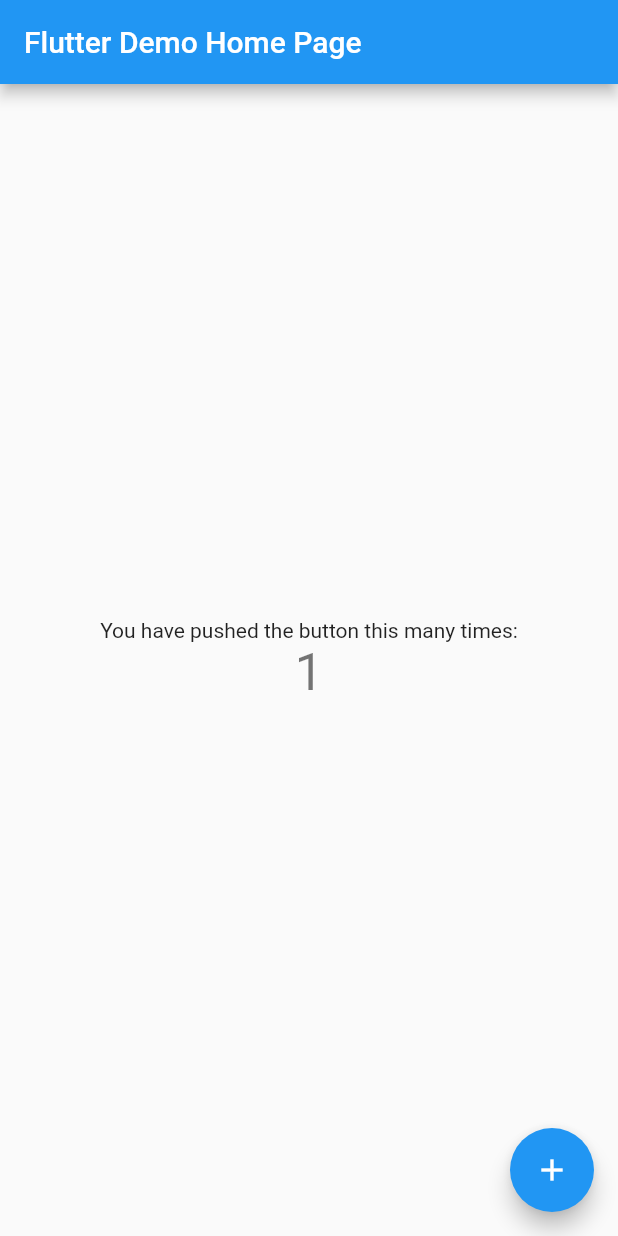
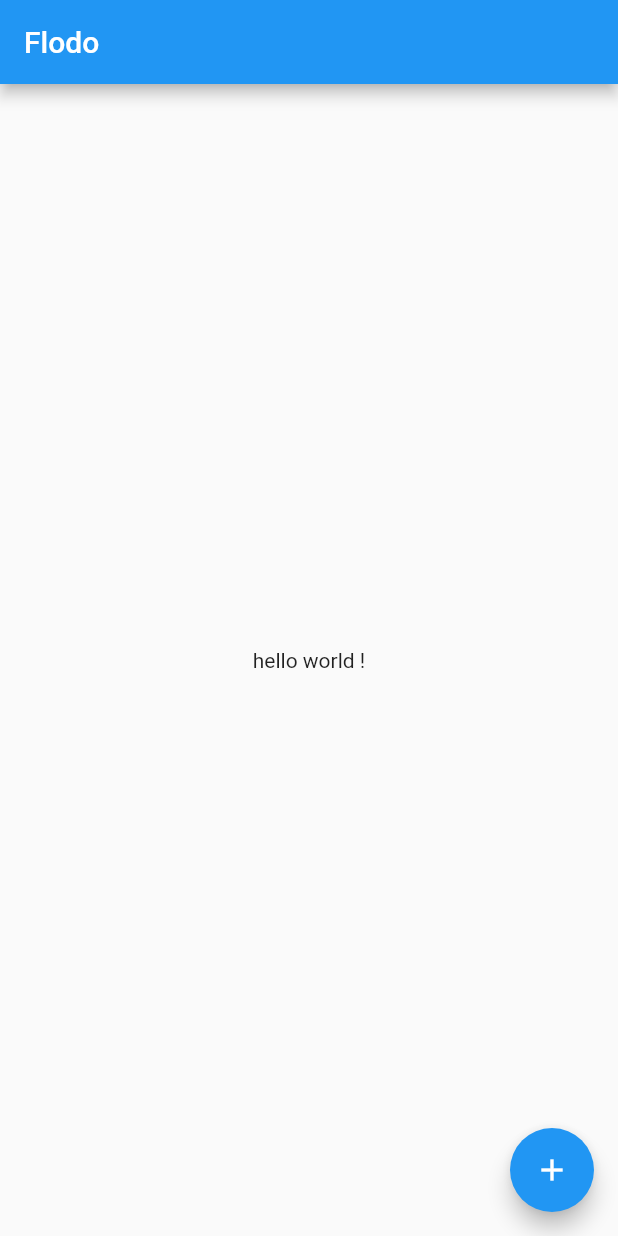
Before and after one commit to alfianandinugraha/flodo, a Flutter app: the screen it shows after launch, after a tap on the "add" icon, on a phone screen of 412 x 824 dp. Run offline on Flutter 3.47's test engine with Material 2 defaults, Android fonts, the phone set to English and light mode, and no system bars.

Commit message:
refactor(app): remove unused code and split code for pages

```diff
--- a/lib/main.dart
+++ b/lib/main.dart
@@ -1,115 +1,21 @@
+import 'package:flodo/pages/home.dart';
 import 'package:flutter/material.dart';
 
 void main() {
-  runApp(const MyApp());
+  runApp(const App());
 }
 
-class MyApp extends StatelessWidget {
-  const MyApp({Key? key}) : super(key: key);
+class App extends StatelessWidget {
+  const App({Key? key}) : super(key: key);
 
-  // This widget is the root of your application.
   @override
   Widget build(BuildContext context) {
     return MaterialApp(
       title: 'Flutter Demo',
       theme: ThemeData(
-        // This is the theme of your application.
-        //
-        // Try running your application with "flutter run". You'll see the
-        // application has a blue toolbar. Then, without quitting the app, try
-        // changing the primarySwatch below to Colors.green and then invoke
-        // "hot reload" (press "r" in the console where you ran "flutter run",
-        // or simply save your changes to "hot reload" in a Flutter IDE).
-        // Notice that the counter didn't reset back to zero; the application
-        // is not restarted.
         primarySwatch: Colors.blue,
       ),
-      home: const MyHomePage(title: 'Flutter Demo Home Page'),
+      home: const Home(),
     );
   }
 }
-
-class MyHomePage extends StatefulWidget {
-  const MyHomePage({Key? key, required this.title}) : super(key: key);
-
-  // This widget is the home page of your application. It is stateful, meaning
-  // that it has a State object (defined below) that contains fields that affect
-  // how it looks.
-
-  // This class is the configuration for the state. It holds the values (in this
-  // case the title) provided by the parent (in this case the App widget) and
-  // used by the build method of the State. Fields in a Widget subclass are
-  // always marked "final".
-
-  final String title;
-
-  @override
-  State<MyHomePage> createState() => _MyHomePageState();
-}
-
-class _MyHomePageState extends State<MyHomePage> {
-  int _counter = 0;
-
-  void _incrementCounter() {
-    setState(() {
-      // This call to setState tells the Flutter framework that something has
-      // changed in this State, which causes it to rerun the build method below
-      // so that the display can reflect the updated values. If we changed
-      // _counter without calling setState(), then the build method would not be
-      // called again, and so nothing would appear to happen.
-      _counter++;
-    });
-  }
-
-  @override
-  Widget build(BuildContext context) {
-    // This method is rerun every time setState is called, for instance as done
-    // by the _incrementCounter method above.
-    //
-    // The Flutter framework has been optimized to make rerunning build methods
-    // fast, so that you can just rebuild anything that needs updating rather
-    // than having to individually change instances of widgets.
-    return Scaffold(
-      appBar: AppBar(
-        // Here we take the value from the MyHomePage object that was created by
-        // the App.build method, and use it to set our appbar title.
-        title: Text(widget.title),
-      ),
-      body: Center(
-        // Center is a layout widget. It takes a single child and positions it
-        // in the middle of the parent.
-        child: Column(
-          // Column is also a layout widget. It takes a list of children and
-          // arranges them vertically. By default, it sizes itself to fit its
-          // children horizontally, and tries to be as tall as its parent.
-          //
-          // Invoke "debug painting" (press "p" in the console, choose the
-          // "Toggle Debug Paint" action from the Flutter Inspector in Android
-          // Studio, or the "Toggle Debug Paint" command in Visual Studio Code)
-          // to see the wireframe for each widget.
-          //
-          // Column has various properties to control how it sizes itself and
-          // how it positions its children. Here we use mainAxisAlignment to
-          // center the children vertically; the main axis here is the vertical
-          // axis because Columns are vertical (the cross axis would be
-          // horizontal).
-          mainAxisAlignment: MainAxisAlignment.center,
-          children: <Widget>[
-            const Text(
-              'You have pushed the button this many times:',
-            ),
-            Text(
-              '$_counter',
-              style: Theme.of(context).textTheme.headline4,
-            ),
-          ],
-        ),
-      ),
-      floatingActionButton: FloatingActionButton(
-        onPressed: _incrementCounter,
-        tooltip: 'Increment',
-        child: const Icon(Icons.add),
-      ), // This trailing comma makes auto-formatting nicer for build methods.
-    );
-  }
-}
--- /dev/null
+++ b/lib/pages/home.dart
@@ -0,0 +1,22 @@
+import 'package:flutter/material.dart';
+
+class Home extends StatelessWidget {
+  const Home({Key? key}) : super(key: key);
+
+  @override
+  Widget build(BuildContext context) {
+    return Scaffold(
+      appBar: AppBar(
+        title: const Text("Flodo"),
+      ),
+      body: const Center(
+        child: Text("hello world !"),
+      ),
+      floatingActionButton: FloatingActionButton(
+        onPressed: () {},
+        tooltip: 'Increment',
+        child: const Icon(Icons.add),
+      ),
+    );
+  }
+}
```
Also changed, not shown: 1 other file.
